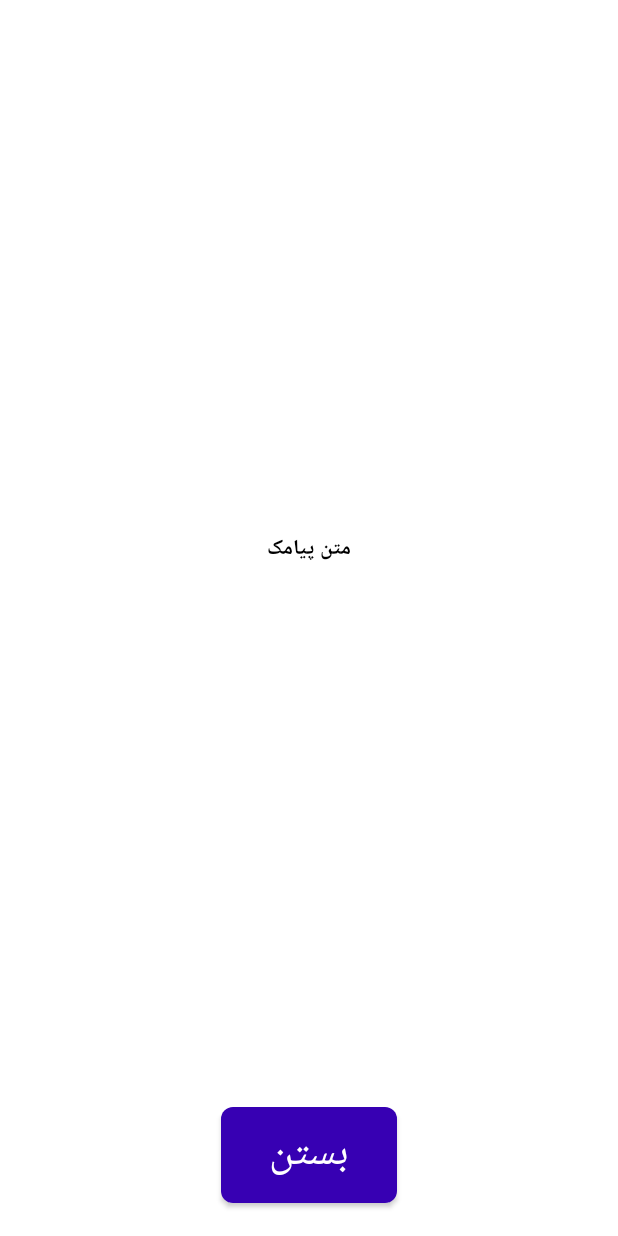
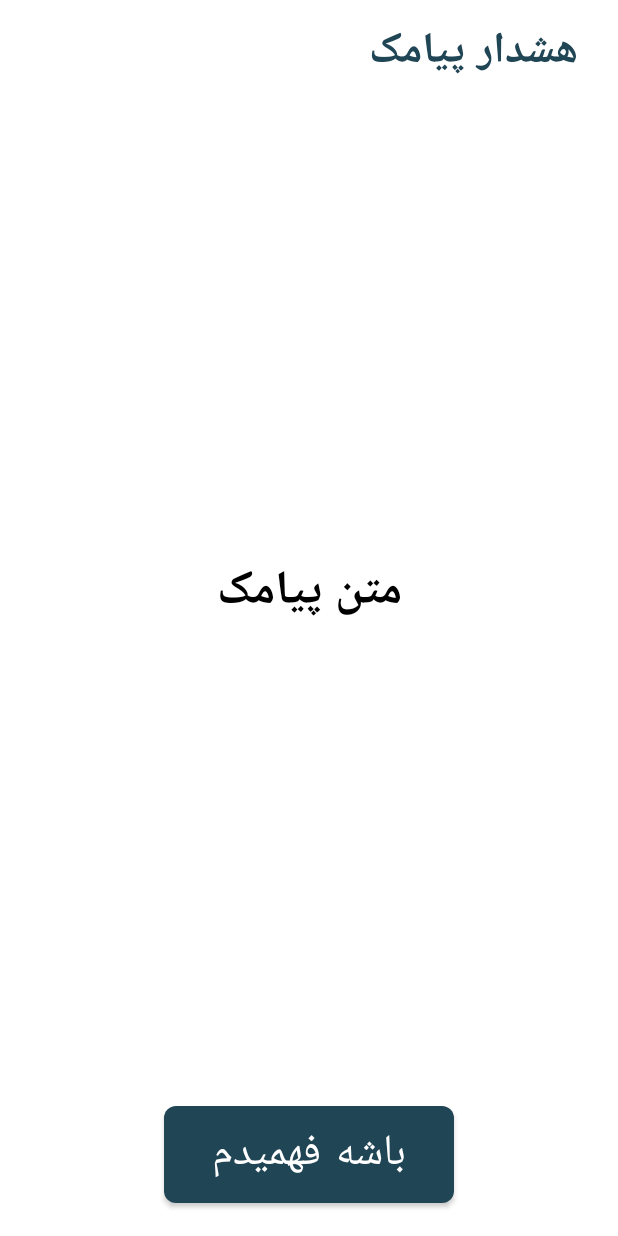
Before and after one commit to mohammadyt9731/smsAlarm, an Android app: the AlarmActivity screen opened directly, with no data from a screen before it, on a phone screen of 412 x 824 dp. Run offline under Robolectric (Android 15) with nearby library versions, the phone set to English and light mode, and no system bars; our stand-ins replace Dagger/Hilt's generated code, Room's generated code, sdp/ssp sizes.

Commit message:
-setUp AlarmActivity

```diff
--- a/app/src/main/java/com/ddt/smsalarm/data/MainRepository.kt
+++ b/app/src/main/java/com/ddt/smsalarm/data/MainRepository.kt
@@ -10,7 +10,9 @@ class MainRepository @Inject constructor(
     private val dataStore: SettingDataStore,
     private val dao: FilterDao
 ) {
-    fun getSetting(): Flow<Setting> = dataStore.getSetting()
+    fun getSettingFlow(): Flow<Setting> = dataStore.getSettingFlow()
+
+    suspend fun getSetting() = dataStore.getSetting()
 
     suspend fun storeISetting(setting: Setting) =
         dataStore.storeSetting(setting)
--- a/app/src/main/java/com/ddt/smsalarm/data/SettingDataStore.kt
+++ b/app/src/main/java/com/ddt/smsalarm/data/SettingDataStore.kt
@@ -7,6 +7,7 @@ import androidx.datastore.preferences.core.edit
 import androidx.datastore.preferences.core.stringPreferencesKey
 import com.ddt.smsalarm.data.model.Setting
 import com.google.gson.Gson
+import kotlinx.coroutines.flow.first
 import kotlinx.coroutines.flow.map
 import javax.inject.Inject
 
@@ -14,9 +15,13 @@ class SettingDataStore @Inject constructor(private val dataStore: DataStore<Pref
 
     private val settingPreferencesKey = stringPreferencesKey("setting")
 
-    fun getSetting() = dataStore.data.map {
+    fun getSettingFlow() = dataStore.data.map {
         Gson().fromJson(it[settingPreferencesKey], Setting::class.java) ?: Setting()
     }
+
+    suspend fun getSetting() = dataStore.data.map {
+        Gson().fromJson(it[settingPreferencesKey], Setting::class.java) ?: Setting()
+    }.first()
 
     suspend fun storeSetting(setting: Setting) =
         dataStore.edit { it[settingPreferencesKey] = Gson().toJson(setting,Setting::class.java) }
--- a/app/src/main/java/com/ddt/smsalarm/ui/AlarmActivity.kt
+++ b/app/src/main/java/com/ddt/smsalarm/ui/AlarmActivity.kt
@@ -9,15 +9,26 @@ import android.os.Build
 import android.os.Bundle
 import android.os.VibrationEffect
 import android.os.Vibrator
+import android.util.Log
 import android.view.WindowManager
+import androidx.activity.viewModels
 import androidx.appcompat.app.AppCompatActivity
+import androidx.lifecycle.lifecycleScope
+import com.ddt.smsalarm.data.model.Setting
 import com.ddt.smsalarm.databinding.ActivityAlarmBinding
+import dagger.hilt.android.AndroidEntryPoint
+import kotlinx.coroutines.delay
+import kotlinx.coroutines.runBlocking
 
-
+@AndroidEntryPoint
 class AlarmActivity : AppCompatActivity() {
     private lateinit var binding: ActivityAlarmBinding
     private var ringtone: Ringtone? = null
     private var vibrator: Vibrator? = null
+
+    private val viewModel: MainViewModel by viewModels()
+    private lateinit var setting: Setting
+
 
     override fun onCreate(savedInstanceState: Bundle?) {
         super.onCreate(savedInstanceState)
@@ -26,10 +37,10 @@ class AlarmActivity : AppCompatActivity() {
 
 
         addRequiredFlags()
-        setMaxVolume()
         init()
+        setUpSetting()
         setOnClickListener()
-        vibrate()
+        setTimerForClose()
     }
 
     private fun addRequiredFlags() {
@@ -38,7 +49,30 @@ class AlarmActivity : AppCompatActivity() {
         window.addFlags(WindowManager.LayoutParams.FLAG_KEEP_SCREEN_ON or WindowManager.LayoutParams.FLAG_TURN_SCREEN_ON)
     }
 
+    private fun init() {
+        runBlocking {
+            setting = viewModel.getSetting()
+        }
+        val message = intent.extras?.getString("message") ?: ""
+        if (message.isNotBlank())
+            binding.tvSmaMessage.text = message
+
+        val notification: Uri = RingtoneManager.getDefaultUri(RingtoneManager.TYPE_RINGTONE)
+        ringtone = RingtoneManager.getRingtone(this, notification)
+
+    }
+
+    private fun setUpSetting() {
+        if (setting.isMaxVolumeEnable) {
+            setMaxVolume()
+        }
+        if (setting.isVibratorEnable) {
+            vibrate()
+        }
+    }
+
     private fun setMaxVolume() {
+
         try {
             val audioManger = getSystemService(AUDIO_SERVICE) as AudioManager
             audioManger.setStreamVolume(
@@ -48,24 +82,12 @@ class AlarmActivity : AppCompatActivity() {
             )
         } catch (e: Exception) {
             //error
+            Log.i("Mohammad", "setMaxVolume: ")
         }
-    }
-
-    private fun init() {
-        val message = intent.extras?.getString("message") ?: ""
-        if (message.isNotBlank())
-            binding.tvSmaMessage.text = message
-
-        val notification: Uri = RingtoneManager.getDefaultUri(RingtoneManager.TYPE_RINGTONE)
-        ringtone = RingtoneManager.getRingtone(
-            this,
-            notification
-        )
     }
 
     private fun setOnClickListener() {
         binding.btnClose.setOnClickListener {
-            vibrator?.cancel()
             finish()
         }
     }
@@ -76,23 +98,31 @@ class AlarmActivity : AppCompatActivity() {
             if (Build.VERSION.SDK_INT >= Build.VERSION_CODES.O) {
                 it.vibrate(
                     VibrationEffect.createOneShot(
-                        30000,
+                        setting.alarmDurationPerMinute.toLong(),
                         VibrationEffect.DEFAULT_AMPLITUDE
                     )
                 )
             } else {
-                it.vibrate(30000)
+                it.vibrate(setting.alarmDurationPerMinute.toLong())
             }
         }
     }
 
-    override fun onResume() {
-        super.onResume()
+    private fun setTimerForClose() {
+        lifecycleScope.launchWhenCreated {
+            delay(setting.alarmDurationPerMinute * 60 * 1000L)
+            finish()
+        }
+    }
+
+    override fun onStart() {
+        super.onStart()
         ringtone?.play()
     }
 
-    override fun onStop() {
-        super.onStop()
+    override fun onDestroy() {
         ringtone?.stop()
+        vibrator?.cancel()
+        super.onDestroy()
     }
 }
--- a/app/src/main/java/com/ddt/smsalarm/ui/MainViewModel.kt
+++ b/app/src/main/java/com/ddt/smsalarm/ui/MainViewModel.kt
@@ -23,12 +23,12 @@ class MainViewModel @Inject constructor(private val repository: MainRepository)
 
     init {
         insertDefaultFeature()
-        getSetting()
+        getSettingFlow()
         getFilters()
 
     }
 
-    private fun insertDefaultFeature() =viewModelScope.launch(Dispatchers.IO) {
+    private fun insertDefaultFeature() = viewModelScope.launch(Dispatchers.IO) {
         repository.insertFilter(FilterEntity(id = 1, text = "وقت مصاحبه"))
         repository.insertFilter(FilterEntity(id = 2, text = "ایران ویزامتریک"))
 
@@ -53,15 +53,17 @@ class MainViewModel @Inject constructor(private val repository: MainRepository)
     }
 
 
-    private fun getSetting() = viewModelScope.launch(Dispatchers.IO) {
-        repository.getSetting().collect {
+    private fun getSettingFlow() = viewModelScope.launch(Dispatchers.IO) {
+        repository.getSettingFlow().collect {
             _setting.emit(it)
         }
     }
+
+    suspend fun getSetting() = repository.getSetting()
 
     fun saveSetting(setting: Setting) = viewModelScope.launch(Dispatchers.IO) {
         repository.storeISetting(setting)
     }
 
-    suspend fun getFilter(id:Int) = repository.getFilter(id)
+    suspend fun getFilter(id: Int) = repository.getFilter(id)
 }
--- a/app/src/main/res/layout/activity_alarm.xml
+++ b/app/src/main/res/layout/activity_alarm.xml
@@ -1,24 +1,38 @@
 <?xml version="1.0" encoding="utf-8"?>
 <androidx.constraintlayout.widget.ConstraintLayout xmlns:android="http://schemas.android.com/apk/res/android"
     xmlns:app="http://schemas.android.com/apk/res-auto"
-    xmlns:tools="http://schemas.android.com/tools"
+
     android:layout_width="match_parent"
-    android:layout_height="match_parent"
-    tools:context=".ui.AlarmActivity">
+    android:layout_height="match_parent">
+
+    <TextView
+        android:id="@+id/tv_sms_alarm"
+        android:layout_width="wrap_content"
+        android:layout_height="wrap_content"
+        android:layout_margin="@dimen/_8sdp"
+        android:gravity="center"
+        android:paddingHorizontal="16dp"
+        android:text="@string/app_name"
+        android:textColor="@color/dark_blue"
+        android:textSize="@dimen/_22ssp"
+        android:textStyle="bold"
+        app:layout_constraintRight_toRightOf="parent"
+        app:layout_constraintTop_toTopOf="parent" />
 
     <TextView
         android:id="@+id/tvSmaMessage"
-        android:layout_width="match_parent"
+        android:layout_width="wrap_content"
         android:layout_height="wrap_content"
         android:gravity="center"
-        android:paddingHorizontal="16dp"
+        android:padding="16dp"
         android:text="@string/sampleSms"
         android:textColor="@color/black"
+        android:textSize="@dimen/_24ssp"
         android:textStyle="bold"
         app:layout_constraintBottom_toTopOf="@id/btnClose"
-        app:layout_constraintTop_toTopOf="parent"
-        tools:textSize="32sp" />
-
+        app:layout_constraintLeft_toLeftOf="parent"
+        app:layout_constraintRight_toRightOf="parent"
+        app:layout_constraintTop_toBottomOf="@id/tv_sms_alarm" />
 
     <com.google.android.material.button.MaterialButton
         android:id="@+id/btnClose"
@@ -27,10 +41,10 @@
         android:layout_marginBottom="16dp"
         android:paddingHorizontal="32dp"
         android:paddingVertical="8dp"
-        android:text="@string/close"
+        android:text="@string/ok_i_found"
         android:textColor="@color/white"
-        android:textSize="28sp"
-        app:backgroundTint="@color/purple_700"
+        android:textSize="@dimen/_22ssp"
+        app:backgroundTint="@color/dark_blue"
         app:cornerRadius="8sp"
         app:layout_constraintBottom_toBottomOf="parent"
         app:layout_constraintLeft_toLeftOf="parent"
--- a/app/src/main/res/layout/activity_main.xml
+++ b/app/src/main/res/layout/activity_main.xml
@@ -150,7 +150,7 @@
         android:paddingVertical="@dimen/_8sdp"
         android:text="@string/add_filter"
         android:textColor="@color/white"
-        android:textSize="@dimen/_14ssp"
+        android:textSize="@dimen/_12ssp"
         app:backgroundTint="@color/dark_blue"
         app:cornerRadius="@dimen/_8sdp"
         app:layout_constraintBottom_toBottomOf="parent"
@@ -166,7 +166,7 @@
         android:paddingVertical="@dimen/_8sdp"
         android:text="@string/get_filter_online"
         android:textColor="@color/white"
-        android:textSize="@dimen/_14ssp"
+        android:textSize="@dimen/_12ssp"
         app:backgroundTint="@color/dark_blue"
         app:cornerRadius="@dimen/_8sdp"
         app:layout_constraintBottom_toBottomOf="@id/btn_add_filter"
--- a/app/src/main/res/values/strings.xml
+++ b/app/src/main/res/values/strings.xml
@@ -1,5 +1,5 @@
 <resources>
-    <string name="app_name">SmsAlarm</string>
+    <string name="app_name">هشدار پیامک</string>
     <string name="description">لیست کلمات کلیدی (فیلتر) که اگر در متن پیامک دریافتی باشد،این برنامه به شما آلارم میدهد.</string>
     <string name="close">بستن</string>
     <string name="sampleSms">متن پیامک</string>
@@ -27,4 +27,5 @@
     <string name="doYouWantToDeleteThisFilter">آیا میخواهید این فیلتر را حذف کنید؟</string>
     <string name="yes">بله</string>
     <string name="no">خیر</string>
+    <string name="ok_i_found">باشه فهمیدم</string>
 </resources>
```
